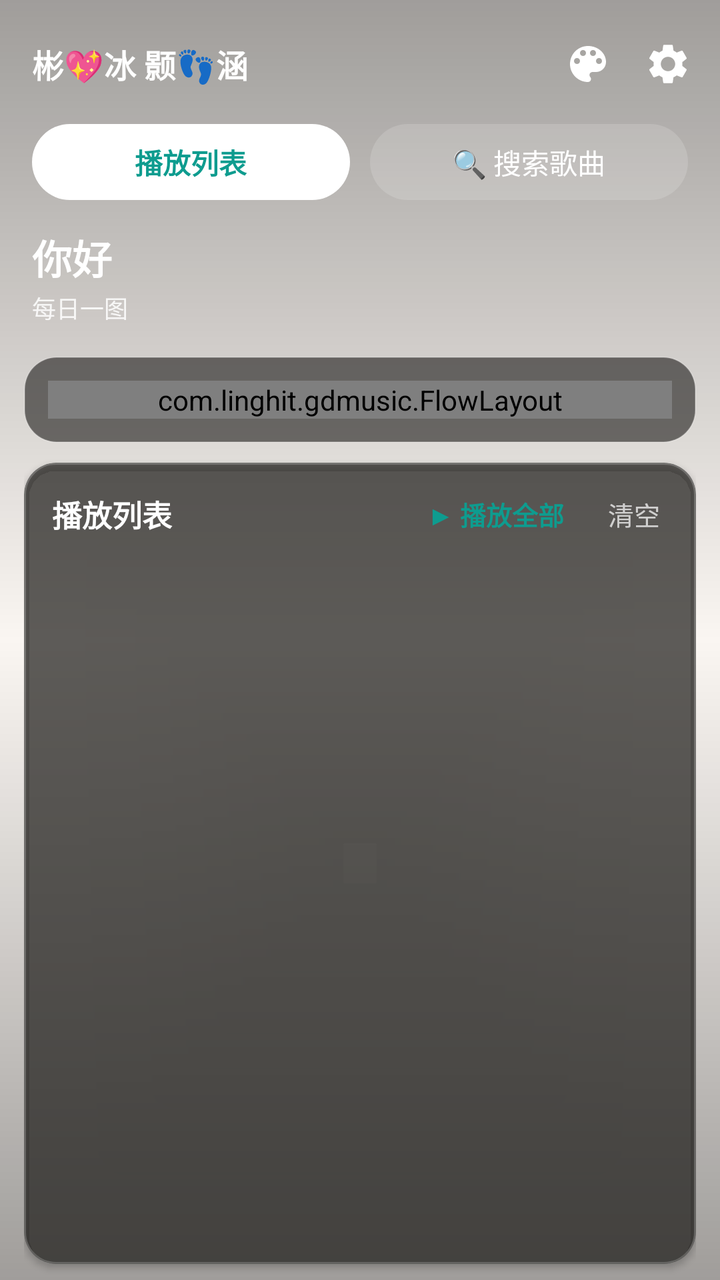
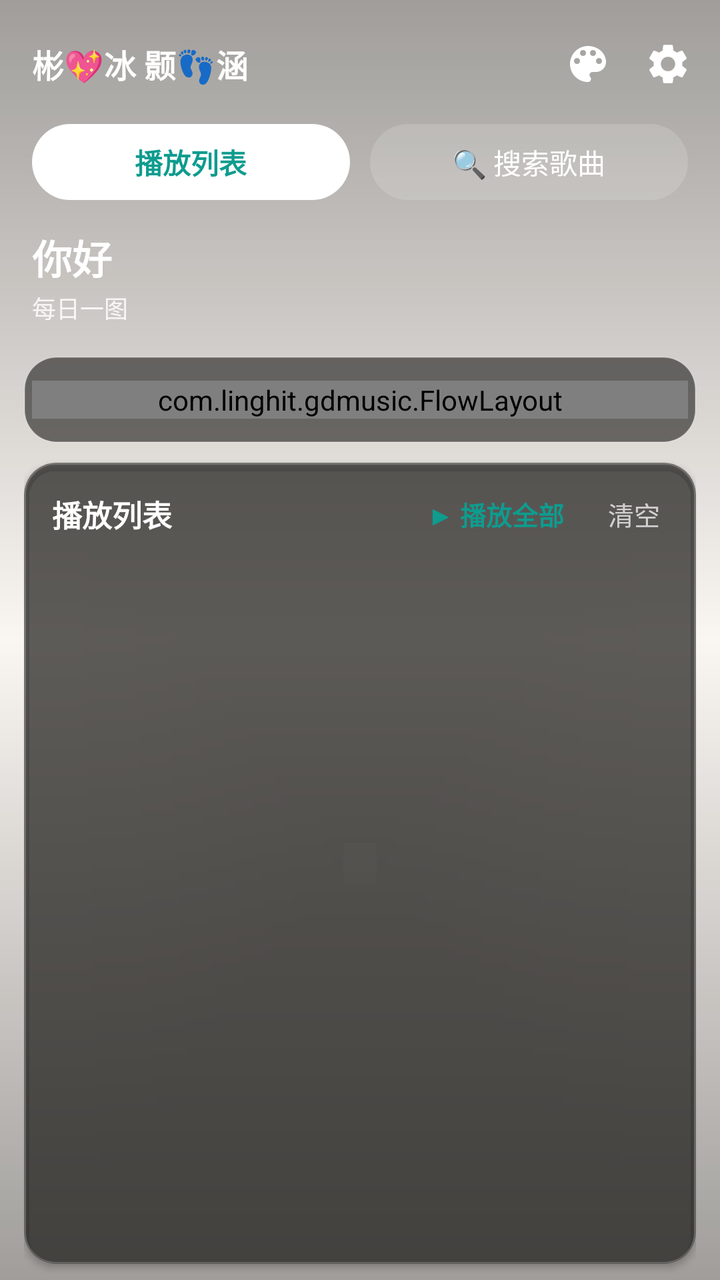

Screens rendered from an Android XML layout before and after an edit, with the pre-edit source and the edit as a unified diff.
<!-- AndroidManifest.xml: application theme AppTheme -->
<!-- res/layout/activity_main.xml -->
<?xml version="1.0" encoding="utf-8"?>
<FrameLayout xmlns:android="http://schemas.android.com/apk/res/android"
    xmlns:app="http://schemas.android.com/apk/res-auto"
    android:layout_width="match_parent"
    android:layout_height="match_parent">

    
    <View
        android:id="@+id/themeFallbackBg"
        android:layout_width="match_parent"
        android:layout_height="match_parent"
        android:background="@color/background"/>

    
    <ImageView
        android:id="@+id/dailyImage"
        android:layout_width="match_parent"
        android:layout_height="match_parent"
        android:scaleType="centerCrop"
        android:visibility="gone"
        android:contentDescription="每日一图"/>

    
    <View
        android:id="@+id/dimOverlay"
        android:layout_width="match_parent"
        android:layout_height="match_parent"
        android:background="@drawable/bg_dim_gradient"/>

    <LinearLayout
        android:layout_width="match_parent"
        android:layout_height="match_parent"
        android:orientation="vertical">

        
        <LinearLayout
            android:layout_width="match_parent"
            android:layout_height="wrap_content"
            android:orientation="horizontal"
            android:gravity="center_vertical"
            android:paddingStart="16dp"
            android:paddingEnd="6dp"
            android:paddingTop="12dp"
            android:paddingBottom="4dp">

            <TextView
                android:layout_width="wrap_content"
                android:layout_height="wrap_content"
                android:text="彬💖冰 颢👣涵"
                android:textSize="16sp"
                android:textStyle="bold"
                android:textColor="#FFFFFF"
                android:maxLines="1"
                android:includeFontPadding="false"/>

            <View
                android:layout_width="0dp"
                android:layout_height="0dp"
                android:layout_weight="1"/>

            <ImageButton
                android:id="@+id/themeBtn"
                android:layout_width="40dp"
                android:layout_height="40dp"
                android:background="?attr/selectableItemBackgroundBorderless"
                android:src="@drawable/ic_theme"
                android:tint="#FFFFFF"
                android:scaleType="centerInside"
                android:contentDescription="切换主题"/>

            <ImageButton
                android:id="@+id/openSettings"
                android:layout_width="40dp"
                android:layout_height="40dp"
                android:background="?attr/selectableItemBackgroundBorderless"
                android:src="@drawable/ic_settings"
                android:tint="#FFFFFF"
                android:scaleType="centerInside"
                android:contentDescription="设置"/>
        </LinearLayout>

        
        <LinearLayout
            android:layout_width="match_parent"
            android:layout_height="wrap_content"
            android:orientation="horizontal"
            android:gravity="center_vertical"
            android:paddingStart="16dp"
            android:paddingEnd="16dp"
            android:paddingTop="6dp"
            android:paddingBottom="2dp">

            <TextView
                android:id="@+id/tabPlaylist"
                android:layout_width="0dp"
                android:layout_height="38dp"
                android:layout_weight="1"
                android:gravity="center"
                android:text="播放列表"
                android:textSize="14sp"
                android:textStyle="bold"
                android:background="@drawable/bg_pill_white"
                android:textColor="?attr/colorPrimary"/>

            <TextView
                android:id="@+id/tabSearch"
                android:layout_width="0dp"
                android:layout_height="38dp"
                android:layout_marginStart="10dp"
                android:layout_weight="1"
                android:gravity="center"
                android:text="🔍 搜索歌曲"
                android:textSize="14sp"
                android:background="@drawable/bg_pill_glass"
                android:textColor="#FFFFFF"/>
        </LinearLayout>

        <FrameLayout
            android:layout_width="match_parent"
            android:layout_height="0dp"
            android:layout_weight="1">

            
            <LinearLayout
                android:id="@+id/playlistPanel"
                android:layout_width="match_parent"
                android:layout_height="match_parent"
                android:orientation="vertical"
                android:paddingStart="12dp"
                android:paddingEnd="12dp"
                android:paddingTop="4dp">

                
                <LinearLayout
                    android:id="@+id/greetingRow"
                    android:layout_width="match_parent"
                    android:layout_height="wrap_content"
                    android:orientation="vertical"
                    android:clickable="true"
                    android:focusable="true"
                    android:background="?attr/selectableItemBackground"
                    android:paddingStart="4dp"
                    android:paddingEnd="4dp"
                    android:paddingTop="8dp"
                    android:paddingBottom="10dp">

                    <TextView
                        android:id="@+id/greetingText"
                        android:layout_width="wrap_content"
                        android:layout_height="wrap_content"
                        android:text="你好"
                        android:textSize="20sp"
                        android:textStyle="bold"
                        android:textColor="#FFFFFF"
                        android:includeFontPadding="false"/>

                    <TextView
                        android:id="@+id/dateText"
                        android:layout_width="wrap_content"
                        android:layout_height="wrap_content"
                        android:text="每日一图"
                        android:textSize="12sp"
                        android:paddingTop="2dp"
                        android:textColor="#D9FFFFFF"
                        android:includeFontPadding="false"/>
                </LinearLayout>

                
                <LinearLayout
                    android:layout_width="match_parent"
                    android:layout_height="wrap_content"
                    android:orientation="vertical"
                    android:paddingStart="4dp"
                    android:paddingBottom="6dp">

                    <LinearLayout
                        android:id="@+id/goldBar"
                        android:layout_width="wrap_content"
                        android:layout_height="wrap_content"
                        android:orientation="horizontal"
                        android:gravity="center"
                        android:visibility="gone">

                        <TextView
                            android:id="@+id/goldDom"
                            android:layout_width="wrap_content"
                            android:layout_height="wrap_content"
                            android:text=""
                            android:textSize="12sp"
                            android:textStyle="bold"
                            android:textColor="#FFFFFF"
                            android:includeFontPadding="false"/>

                        <View
                            android:layout_width="1dp"
                            android:layout_height="13dp"
                            android:layout_marginStart="16dp"
                            android:layout_marginEnd="16dp"
                            android:background="#FFFFFF"
                            android:alpha="0.45"/>

                        <TextView
                            android:id="@+id/goldIntl"
                            android:layout_width="wrap_content"
                            android:layout_height="wrap_content"
                            android:text=""
                            android:textSize="12sp"
                            android:textStyle="bold"
                            android:textColor="#FFFFFF"
                            android:includeFontPadding="false"/>
                    </LinearLayout>

                    <LinearLayout
                        android:id="@+id/railBar"
                        android:layout_width="wrap_content"
                        android:layout_height="wrap_content"
                        android:orientation="horizontal"
                        android:gravity="center"
                        android:visibility="gone">

                        <TextView
                            android:id="@+id/railHome"
                            android:layout_width="wrap_content"
                            android:layout_height="wrap_content"
                            android:text=""
                            android:textSize="12sp"
                            android:textStyle="bold"
                            android:textColor="#FFFFFF"
                            android:includeFontPadding="false"/>
                    </LinearLayout>
                </LinearLayout>

                
                <LinearLayout
                    android:layout_width="match_parent"
                    android:layout_height="wrap_content"
                    android:orientation="vertical"
                    android:background="@drawable/bg_glass_card"
                    android:padding="12dp"
                    android:layout_marginBottom="10dp">

                    
                    <com.linghit.gdmusic.FlowLayout
                        android:id="@+id/shortcutRow"
                        android:layout_width="match_parent"
                        android:layout_height="wrap_content"
                        android:clipChildren="false"
                        android:clipToPadding="false"/>
                </LinearLayout>

                
                <com.google.android.material.card.MaterialCardView
                    android:id="@+id/queueCard"
                    android:layout_width="match_parent"
                    android:layout_height="0dp"
                    android:layout_weight="1"
                    app:cardCornerRadius="16dp"
                    app:cardElevation="2dp"
                    app:cardBackgroundColor="#B31C1A18"
                    app:strokeColor="#33FFFFFF"
                    app:strokeWidth="1dp"
                    android:layout_marginBottom="8dp">

                    <LinearLayout
                        android:layout_width="match_parent"
                        android:layout_height="match_parent"
                        android:orientation="vertical"
                        android:paddingStart="14dp"
                        android:paddingEnd="8dp"
                        android:paddingTop="10dp"
                        android:paddingBottom="6dp">

                        <LinearLayout
                            android:layout_width="match_parent"
                            android:layout_height="wrap_content"
                            android:orientation="horizontal"
                            android:gravity="center_vertical"
                            android:paddingBottom="4dp">

                            <TextView
                                android:id="@+id/queueCount"
                                android:layout_width="0dp"
                                android:layout_height="wrap_content"
                                android:layout_weight="1"
                                android:text="播放列表"
                                android:textSize="15sp"
                                android:textStyle="bold"
                                android:textColor="#FFFFFF"
                                android:maxLines="1"
                                android:ellipsize="end"/>

                            <TextView
                                android:id="@+id/playAllQueue"
                                android:layout_width="wrap_content"
                                android:layout_height="wrap_content"
                                android:text="▶ 播放全部"
                                android:textSize="13sp"
                                android:textStyle="bold"
                                android:textColor="?attr/colorPrimary"
                                android:paddingStart="12dp"
                                android:paddingEnd="12dp"
                                android:paddingTop="6dp"
                                android:paddingBottom="6dp"/>

                            <TextView
                                android:id="@+id/clearQueue"
                                android:layout_width="wrap_content"
                                android:layout_height="wrap_content"
                                android:text="清空"
                                android:textSize="13sp"
                                android:textColor="#B8FFFFFF"
                                android:paddingStart="10dp"
                                android:paddingEnd="10dp"
                                android:paddingTop="6dp"
                                android:paddingBottom="6dp"/>
                        </LinearLayout>

                        <FrameLayout
                            android:layout_width="match_parent"
                            android:layout_height="0dp"
                            android:layout_weight="1">

                            <androidx.recyclerview.widget.RecyclerView
                                android:id="@+id/queueList"
                                android:layout_width="match_parent"
                                android:layout_height="match_parent"
                                android:clipToPadding="false"
                                android:paddingBottom="8dp"/>

                            
                            <LinearLayout
                                android:id="@+id/queueEmpty"
                                android:layout_width="match_parent"
                                android:layout_height="match_parent"
                                android:orientation="vertical"
                                android:gravity="center"
                                android:visibility="gone">
                                <TextView
                                    android:layout_width="wrap_content"
                                    android:layout_height="wrap_content"
                                    android:text="🎶"
                                    android:textSize="48sp"/>
                                <TextView
                                    android:layout_width="wrap_content"
                                    android:layout_height="wrap_content"
                                    android:text="播放列表还是空的"
                                    android:textSize="17sp"
                                    android:textStyle="bold"
                                    android:textColor="#FFFFFF"
                                    android:paddingTop="10dp"/>
                                <TextView
                                    android:layout_width="wrap_content"
                                    android:layout_height="wrap_content"
                                    android:text="去搜索喜欢的歌，点一下就播"
                                    android:textSize="13sp"
                                    android:textColor="#B8FFFFFF"
                                    android:paddingTop="6dp"/>
                                <com.google.android.material.button.MaterialButton
                                    android:id="@+id/gotoSearchBtn"
                                    android:layout_width="wrap_content"
                                    android:layout_height="wrap_content"
                                    android:layout_marginTop="18dp"
                                    android:text="去搜索"/>
                            </LinearLayout>
                        </FrameLayout>
                    </LinearLayout>
                </com.google.android.material.card.MaterialCardView>

                
                <com.google.android.material.card.MaterialCardView
                    android:id="@+id/playerBar"
                    android:layout_width="match_parent"
                    android:layout_height="wrap_content"
                    app:cardCornerRadius="16dp"
                    app:cardElevation="2dp"
                    app:cardBackgroundColor="#B31C1A18"
                    app:strokeColor="#33FFFFFF"
                    app:strokeWidth="1dp"
                    android:layout_marginBottom="12dp"
                    android:visibility="gone">

                    <LinearLayout
                        android:layout_width="match_parent"
                        android:layout_height="wrap_content"
                        android:orientation="horizontal"
                        android:gravity="center_vertical"
                        android:padding="10dp">

                        
                        <ImageButton
                            android:id="@+id/prevBtn"
                            android:layout_width="38dp"
                            android:layout_height="38dp"
                            android:background="?attr/selectableItemBackgroundBorderless"
                            android:src="@drawable/ic_prev"
                            android:tint="#FFFFFF"
                            android:scaleType="centerInside"
                            android:contentDescription="上一首"/>

                        <ImageButton
                            android:id="@+id/playPauseBtn"
                            android:layout_width="44dp"
                            android:layout_height="44dp"
                            android:layout_marginStart="2dp"
                            android:background="@drawable/bg_circle_primary"
                            android:src="@drawable/ic_play"
                            android:tint="@color/on_primary"
                            android:scaleType="centerInside"/>

                        <ImageButton
                            android:id="@+id/nextBtn"
                            android:layout_width="38dp"
                            android:layout_height="38dp"
                            android:layout_marginStart="2dp"
                            android:background="?attr/selectableItemBackgroundBorderless"
                            android:src="@drawable/ic_next"
                            android:tint="#FFFFFF"
                            android:scaleType="centerInside"
                            android:contentDescription="下一首"/>

                        
                        <LinearLayout
                            android:layout_width="0dp"
                            android:layout_height="wrap_content"
                            android:layout_weight="1"
                            android:orientation="vertical"
                            android:paddingStart="8dp"
                            android:paddingEnd="4dp">

                            <TextView
                                android:id="@+id/nowPlaying"
                                android:layout_width="match_parent"
                                android:layout_height="wrap_content"
                                android:text="未播放"
                                android:textSize="14sp"
                                android:textStyle="bold"
                                android:textColor="#FFFFFF"
                                android:maxLines="1"
                                android:ellipsize="end"/>

                            <TextView
                                android:id="@+id/nowArtist"
                                android:layout_width="match_parent"
                                android:layout_height="wrap_content"
                                android:text=""
                                android:textSize="11sp"
                                android:paddingTop="1dp"
                                android:textColor="#B8FFFFFF"
                                android:maxLines="1"
                                android:ellipsize="end"/>
                        </LinearLayout>

                        <ImageButton
                            android:id="@+id/lyricFloatBtn"
                            android:layout_width="34dp"
                            android:layout_height="34dp"
                            android:background="?attr/selectableItemBackgroundBorderless"
                            android:src="@drawable/ic_lyric_float"
                            android:tint="#FFFFFF"
                            android:scaleType="centerInside"
                            android:contentDescription="桌面歌词"/>

                        <ImageButton
                            android:id="@+id/lyricPageBtn"
                            android:layout_width="34dp"
                            android:layout_height="34dp"
                            android:layout_marginStart="2dp"
                            android:background="?attr/selectableItemBackgroundBorderless"
                            android:src="@drawable/ic_lyric_page"
                            android:tint="#FFFFFF"
                            android:scaleType="centerInside"
                            android:contentDescription="歌词页"/>

                        <ImageButton
                            android:id="@+id/modeBtn"
                            android:layout_width="34dp"
                            android:layout_height="34dp"
                            android:layout_marginStart="2dp"
                            android:background="?attr/selectableItemBackgroundBorderless"
                            android:src="@drawable/ic_sequence"
                            android:tint="#FFFFFF"
                            android:scaleType="centerInside"
                            android:contentDescription="播放模式"/>
                    </LinearLayout>
                </com.google.android.material.card.MaterialCardView>
            </LinearLayout>

            
            <LinearLayout
                android:id="@+id/searchPanel"
                android:layout_width="match_parent"
                android:layout_height="match_parent"
                android:orientation="vertical"
                android:padding="12dp"
                android:visibility="gone">

                
                <com.google.android.material.card.MaterialCardView
                    android:id="@+id/searchCard"
                    android:layout_width="match_parent"
                    android:layout_height="wrap_content"
                    app:cardCornerRadius="16dp"
                    app:cardElevation="2dp"
                    app:cardBackgroundColor="#B31C1A18"
                    app:strokeColor="#33FFFFFF"
                    app:strokeWidth="1dp"
                    android:layout_marginBottom="12dp">
                    <LinearLayout
                        android:layout_width="match_parent"
                        android:layout_height="wrap_content"
                        android:orientation="horizontal"
                        android:gravity="center_vertical"
                        android:padding="10dp">
                        <com.google.android.material.textfield.TextInputLayout
                            style="@style/Widget.Material3.TextInputLayout.OutlinedBox"
                            android:layout_width="0dp"
                            android:layout_height="wrap_content"
                            android:layout_weight="1"
                            android:hint="搜索歌曲 / 歌手">
                            <com.google.android.material.textfield.TextInputEditText
                                android:id="@+id/searchInput"
                                android:layout_width="match_parent"
                                android:layout_height="wrap_content"
                                android:inputType="text"
                                android:imeOptions="actionSearch"
                                android:maxLines="1"
                                android:textColor="#FFFFFF"
                                android:textColorHint="#99FFFFFF"/>
                        </com.google.android.material.textfield.TextInputLayout>
                        <com.google.android.material.button.MaterialButton
                            android:id="@+id/searchButton"
                            android:layout_width="wrap_content"
                            android:layout_height="56dp"
                            android:layout_marginStart="8dp"
                            android:text="搜索"/>
                    </LinearLayout>
                </com.google.android.material.card.MaterialCardView>

                <TextView
                    android:id="@+id/statusText"
                    android:layout_width="match_parent"
                    android:layout_height="wrap_content"
                    android:text="搜索后点击歌曲即可播放"
                    android:textColor="#B8FFFFFF"
                    android:textSize="13sp"
                    android:padding="4dp"/>

                <androidx.recyclerview.widget.RecyclerView
                    android:id="@+id/songList"
                    android:layout_width="match_parent"
                    android:layout_height="0dp"
                    android:layout_weight="1"
                    android:paddingTop="4dp"
                    android:paddingBottom="8dp"
                    android:clipToPadding="false"/>
            </LinearLayout>
        </FrameLayout>
    </LinearLayout>
</FrameLayout>
<!-- resources referenced by this layout -->
<resources>
  <color name="background">#FAF6F2</color>
  <color name="on_primary">#FFFFFF</color>
  <!-- drawable bg_circle_primary (drawable) -->
  <?xml version="1.0" encoding="utf-8"?>
  <shape xmlns:android="http://schemas.android.com/apk/res/android"
      android:shape="oval">
      <solid android:color="@color/primary"/>
  </shape>
  <!-- drawable bg_dim_gradient (drawable) -->
  <?xml version="1.0" encoding="utf-8"?>
  <shape xmlns:android="http://schemas.android.com/apk/res/android"
      android:shape="rectangle">
      <gradient
          android:angle="270"
          android:startColor="#5C000000"
          android:centerColor="#00000000"
          android:endColor="#5C000000"
          android:centerY="0.5"
          android:type="linear" />
  </shape>
  <!-- drawable bg_glass_card (drawable) -->
  <?xml version="1.0" encoding="utf-8"?>
  <shape xmlns:android="http://schemas.android.com/apk/res/android"
      android:shape="rectangle">
      
      <solid android:color="#991C1A18"/>
      <corners android:radius="16dp"/>
      <stroke android:width="0.5dp" android:color="#33FFFFFF"/>
  </shape>
  <!-- drawable bg_pill_glass (drawable) -->
  <?xml version="1.0" encoding="utf-8"?>
  <shape xmlns:android="http://schemas.android.com/apk/res/android"
      android:shape="rectangle">
      <solid android:color="#26FFFFFF"/>
      <corners android:radius="19dp"/>
  </shape>
  <!-- drawable bg_pill_white (drawable) -->
  <?xml version="1.0" encoding="utf-8"?>
  <shape xmlns:android="http://schemas.android.com/apk/res/android"
      android:shape="rectangle">
      <solid android:color="#FFFFFF"/>
      <corners android:radius="19dp"/>
  </shape>
  <!-- drawable ic_next (drawable) -->
  <?xml version="1.0" encoding="utf-8"?>
  <vector xmlns:android="http://schemas.android.com/apk/res/android"
      android:width="24dp"
      android:height="24dp"
      android:viewportWidth="24"
      android:viewportHeight="24">
      <path
          android:fillColor="#000000"
          android:pathData="M15.5 6H18v12h-2.5V6z"/>
      <path
          android:fillColor="#000000"
          android:pathData="M4 6l10 6L4 18V6z"/>
  </vector>
  <!-- drawable ic_play (drawable) -->
  <vector xmlns:android="http://schemas.android.com/apk/res/android"
      android:width="24dp"
      android:height="24dp"
      android:viewportWidth="24.0"
      android:viewportHeight="24.0">
      <path
          android:fillColor="#FFFFFF"
          android:pathData="M8 5v14l11-7z"/>
  </vector>
  <!-- drawable ic_prev (drawable) -->
  <?xml version="1.0" encoding="utf-8"?>
  <vector xmlns:android="http://schemas.android.com/apk/res/android"
      android:width="24dp"
      android:height="24dp"
      android:viewportWidth="24"
      android:viewportHeight="24">
      <path
          android:fillColor="#000000"
          android:pathData="M6 6h2.5v12H6V6z"/>
      <path
          android:fillColor="#000000"
          android:pathData="M20 6v12l-10-6L20 6z"/>
  </vector>
  <!-- drawable ic_sequence (drawable) -->
  <vector xmlns:android="http://schemas.android.com/apk/res/android"
      android:width="24dp"
      android:height="24dp"
      android:viewportWidth="24"
      android:viewportHeight="24">
      <path
          android:fillColor="#000000"
          android:pathData="M3 10h11v2H3v-2zm0-4h11v2H3V6zm0 8h7v2H3v-2zm13-1v6l5-3-5-3z"/>
  </vector>
  <color name="primary">#F55E1A</color>
  <color name="surface">#FFFFFF</color>
  <color name="on_surface">#241A14</color>
  <color name="on_surface_variant">#7A6A60</color>
  <!-- drawable bg_splash_window (drawable) -->
  <?xml version="1.0" encoding="utf-8"?>
  <layer-list xmlns:android="http://schemas.android.com/apk/res/android">
      <item android:drawable="@color/background"/>
  </layer-list>
  <!-- unchanged entries left out for length: 5 -->
</resources>

<!-- the commit's change to res/layout/activity_main.xml (unified diff, before → after) -->
@@ -236,7 +236,10 @@
                     android:layout_height="wrap_content"
                     android:orientation="vertical"
                     android:background="@drawable/bg_glass_card"
-                    android:padding="12dp"
+                    android:paddingTop="12dp"
+                    android:paddingBottom="12dp"
+                    android:paddingStart="4dp"
+                    android:paddingEnd="4dp"
                     android:layout_marginBottom="10dp">
 
                     
